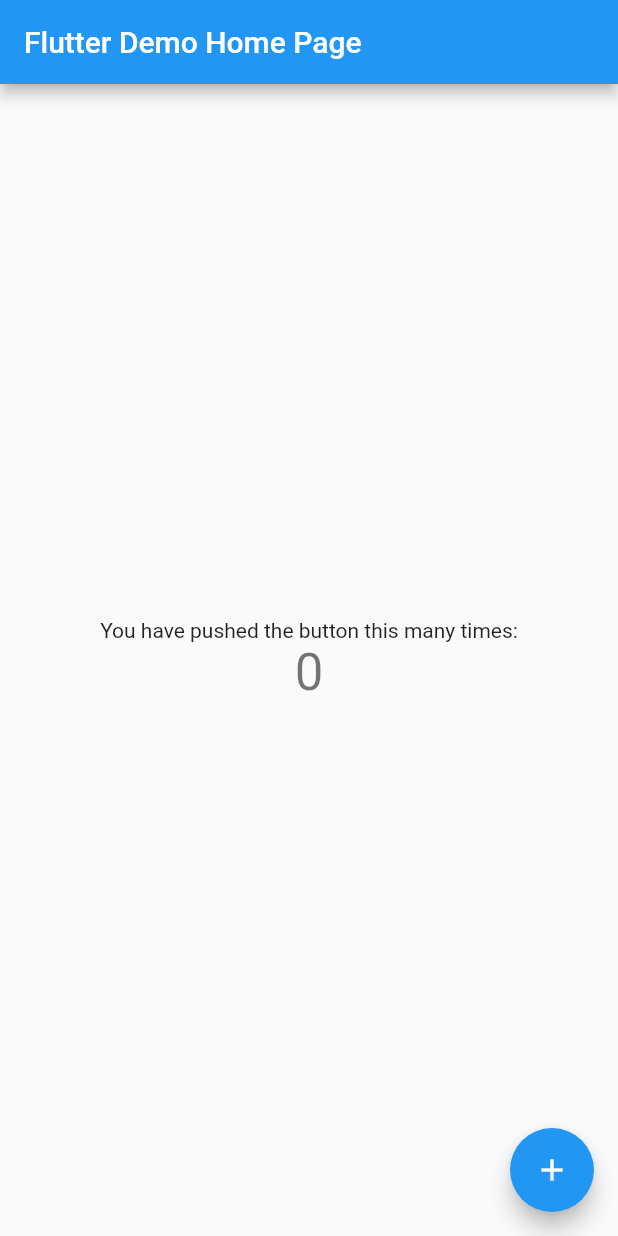
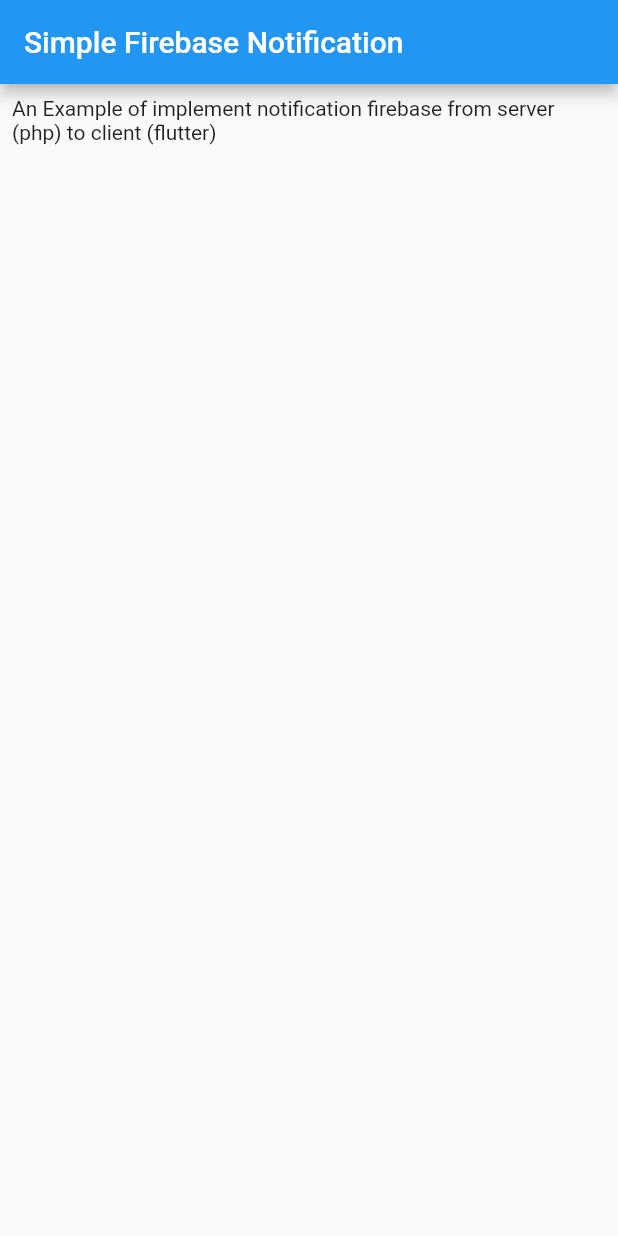
Before and after one commit to khoi01/firebase_notification, a Flutter app: the screen it shows after launch, on a phone screen of 412 x 824 dp. Run offline on Flutter 3.47's test engine with Material 2 defaults, Android fonts, the phone set to English and light mode, and no system bars; our stand-ins replace firebase_messaging; accounts and stored records are empty.

Commit message:
1.Setup simple UI 2.Setup Firebase Messagging Environment 3.Setup Firebase At Android Native Environment
1.Setup simple UI
2.Setup Firebase Messagging Environment
3.Setup Firebase At Android Native Environment

```diff
--- a/client/simpleNotifyApp/lib/main.dart
+++ b/client/simpleNotifyApp/lib/main.dart
@@ -1,117 +1,20 @@
 import 'package:flutter/material.dart';
+import 'package:simpleNotifyApp/route/HomePage.dart';
 
 void main() {
   runApp(MyApp());
 }
 
 class MyApp extends StatelessWidget {
-  // This widget is the root of your application.
   @override
   Widget build(BuildContext context) {
     return MaterialApp(
       title: 'Flutter Demo',
       theme: ThemeData(
-        // This is the theme of your application.
-        //
-        // Try running your application with "flutter run". You'll see the
-        // application has a blue toolbar. Then, without quitting the app, try
-        // changing the primarySwatch below to Colors.green and then invoke
-        // "hot reload" (press "r" in the console where you ran "flutter run",
-        // or simply save your changes to "hot reload" in a Flutter IDE).
-        // Notice that the counter didn't reset back to zero; the application
-        // is not restarted.
         primarySwatch: Colors.blue,
-        // This makes the visual density adapt to the platform that you run
-        // the app on. For desktop platforms, the controls will be smaller and
-        // closer together (more dense) than on mobile platforms.
         visualDensity: VisualDensity.adaptivePlatformDensity,
       ),
-      home: MyHomePage(title: 'Flutter Demo Home Page'),
+      home: HomePage(),
     );
   }
 }
-
-class MyHomePage extends StatefulWidget {
-  MyHomePage({Key key, this.title}) : super(key: key);
-
-  // This widget is the home page of your application. It is stateful, meaning
-  // that it has a State object (defined below) that contains fields that affect
-  // how it looks.
-
-  // This class is the configuration for the state. It holds the values (in this
-  // case the title) provided by the parent (in this case the App widget) and
-  // used by the build method of the State. Fields in a Widget subclass are
-  // always marked "final".
-
-  final String title;
-
-  @override
-  _MyHomePageState createState() => _MyHomePageState();
-}
-
-class _MyHomePageState extends State<MyHomePage> {
-  int _counter = 0;
-
-  void _incrementCounter() {
-    setState(() {
-      // This call to setState tells the Flutter framework that something has
-      // changed in this State, which causes it to rerun the build method below
-      // so that the display can reflect the updated values. If we changed
-      // _counter without calling setState(), then the build method would not be
-      // called again, and so nothing would appear to happen.
-      _counter++;
-    });
-  }
-
-  @override
-  Widget build(BuildContext context) {
-    // This method is rerun every time setState is called, for instance as done
-    // by the _incrementCounter method above.
-    //
-    // The Flutter framework has been optimized to make rerunning build methods
-    // fast, so that you can just rebuild anything that needs updating rather
-    // than having to individually change instances of widgets.
-    return Scaffold(
-      appBar: AppBar(
-        // Here we take the value from the MyHomePage object that was created by
-        // the App.build method, and use it to set our appbar title.
-        title: Text(widget.title),
-      ),
-      body: Center(
-        // Center is a layout widget. It takes a single child and positions it
-        // in the middle of the parent.
-        child: Column(
-          // Column is also a layout widget. It takes a list of children and
-          // arranges them vertically. By default, it sizes itself to fit its
-          // children horizontally, and tries to be as tall as its parent.
-          //
-          // Invoke "debug painting" (press "p" in the console, choose the
-          // "Toggle Debug Paint" action from the Flutter Inspector in Android
-          // Studio, or the "Toggle Debug Paint" command in Visual Studio Code)
-          // to see the wireframe for each widget.
-          //
-          // Column has various properties to control how it sizes itself and
-          // how it positions its children. Here we use mainAxisAlignment to
-          // center the children vertically; the main axis here is the vertical
-          // axis because Columns are vertical (the cross axis would be
-          // horizontal).
-          mainAxisAlignment: MainAxisAlignment.center,
-          children: <Widget>[
-            Text(
-              'You have pushed the button this many times:',
-            ),
-            Text(
-              '$_counter',
-              style: Theme.of(context).textTheme.headline4,
-            ),
-          ],
-        ),
-      ),
-      floatingActionButton: FloatingActionButton(
-        onPressed: _incrementCounter,
-        tooltip: 'Increment',
-        child: Icon(Icons.add),
-      ), // This trailing comma makes auto-formatting nicer for build methods.
-    );
-  }
-}
--- /dev/null
+++ b/client/simpleNotifyApp/lib/route/HomePage.dart
@@ -0,0 +1,21 @@
+import 'package:flutter/material.dart';
+import 'package:simpleNotifyApp/route/HomePageDetail.dart';
+
+class HomePage extends StatelessWidget {
+  const HomePage({Key key}) : super(key: key);
+
+  @override
+  Widget build(BuildContext context) {
+    return Scaffold(
+      appBar: AppBar(
+        title: const Text("Simple Firebase Notification"),
+      ),
+      body: Padding(
+        padding: const EdgeInsets.all(8.0),
+        child: Column(
+          children: [HomePageHeader()],
+        ),
+      ),
+    );
+  }
+}
--- /dev/null
+++ b/client/simpleNotifyApp/lib/route/HomePageDetail.dart
@@ -0,0 +1,13 @@
+import 'package:flutter/material.dart';
+
+class HomePageHeader extends StatelessWidget {
+  const HomePageHeader({Key key}) : super(key: key);
+
+  @override
+  Widget build(BuildContext context) {
+    return Container(
+      child: Text(
+          "An Example of implement notification firebase from server (php) to client (flutter)"),
+    );
+  }
+}
--- a/client/simpleNotifyApp/pubspec.yaml
+++ b/client/simpleNotifyApp/pubspec.yaml
@@ -28,6 +28,7 @@ dependencies:
   # The following adds the Cupertino Icons font to your application.
   # Use with the CupertinoIcons class for iOS style icons.
   cupertino_icons: ^1.0.0
+  firebase_messaging: ^7.0.3
 
 dev_dependencies:
   flutter_test:
```
Also changed, not shown: client/simpleNotifyApp/lib/config/pushNotificationManager.dart (added, +27 -0 lines), client/simpleNotifyApp/pubspec.lock, 6 other files.
